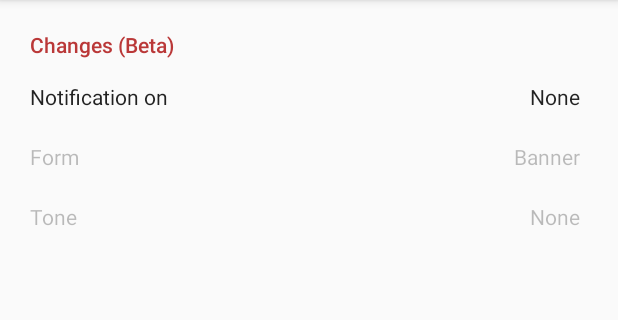
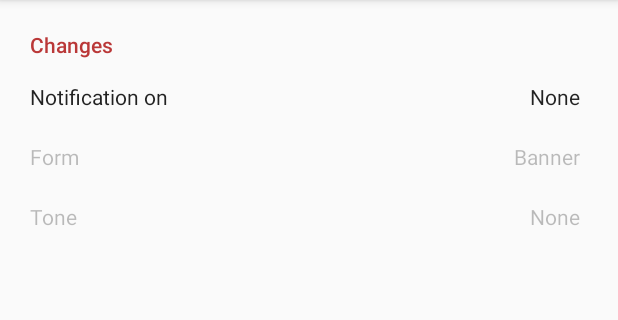
Before and after one commit to dhbw-timetable/dhbw-timetable-android, an Android app: the fragment ChangesFragment shown on its own in the app's theme, on a phone screen of 412 x 824 dp, the part 84-404 px from its top. Run offline under Robolectric (Android 15) with nearby library versions, the phone set to English and light mode, and no system bars.

Commit message:
Reject the reject :bee:

```diff
--- a/app/src/main/res/layout/content_changes.xml
+++ b/app/src/main/res/layout/content_changes.xml
@@ -13,7 +13,7 @@
             android:id="@+id/Changes"
             android:layout_width="match_parent"
             android:layout_height="wrap_content"
-            android:text="Changes (Beta)"
+            android:text="Changes"
             android:paddingTop="20dp"
             android:textAppearance="@style/TextAppearance.AppCompat.Body2"
             android:textColor="@color/colorPrimary" />
```
